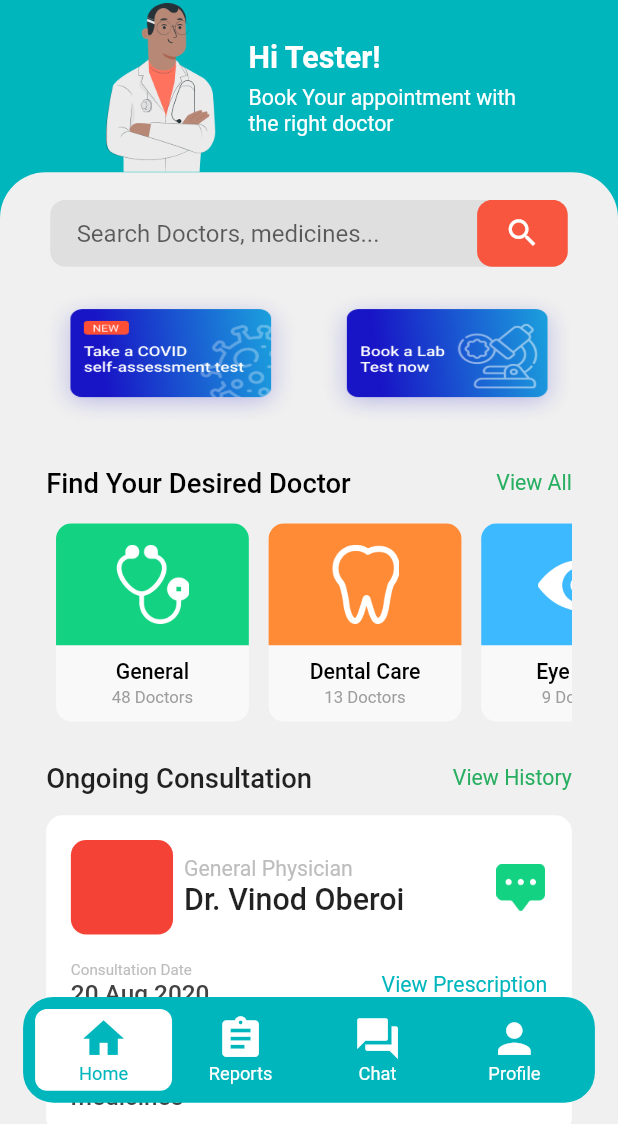
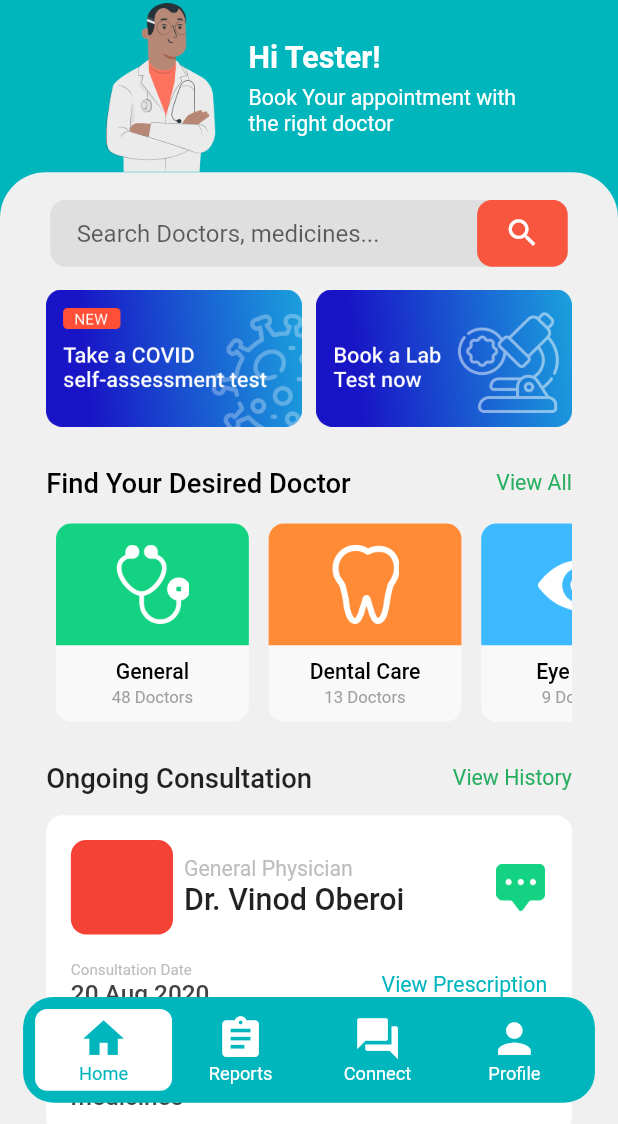
Before and after one commit to Chikitsak-Care/Frontend-Flutter, a Flutter app: the LandingHome screen opened directly, on a phone screen of 412 x 824 dp, the part 112-1236 px from its top. Run offline on Flutter 3.47's test engine with Material 2 defaults, Android fonts, the phone set to English and light mode, and no system bars; drawn by our look-alikes of floating_bottom_navigation_bar; our stand-ins replace email_validator, firebase_auth, firebase_core, flushbar, shared_preferences; accounts and stored records are empty; project files that could hold a hidden picture were left out.

Commit message:
connectTabImplemented

```diff
--- a/chikitsak/lib/screens/DashBoard/dashBoard.dart
+++ b/chikitsak/lib/screens/DashBoard/homeTab.dart
@@ -2,14 +2,14 @@
 import 'package:chikitsak/utilities/relativeSizing.dart';
 import 'package:flutter/material.dart';
 
-class DashBoard extends StatefulWidget {
-  DashBoard({@required this.uid});
+class HomeTab extends StatefulWidget {
+  HomeTab({@required this.uid});
   final String uid;
   @override
-  _DashBoardState createState() => _DashBoardState();
+  _HomeTabState createState() => _HomeTabState();
 }
 
-class _DashBoardState extends State<DashBoard> {
+class _HomeTabState extends State<HomeTab> {
   @override
   Widget build(BuildContext context) {
     return _buildDashboardBody();
@@ -216,6 +216,7 @@
                         fontWeight: FontWeight.w500,
                         color: Colors.grey[800]),
                   ),
+                  SizedBox(height: height(context, 3)),
                   Text(
                     distance,
                     style: TextStyle(
@@ -313,8 +314,10 @@
                   borderRadius:
                       BorderRadius.all(Radius.circular(height(context, 10)))),
             ),
-            Container(
-              width: width(context, 190),
+            Padding(
+              padding: EdgeInsets.only(left: width(context, 14.0)),
+              child: Container(
+                width: width(context, 180),
                 child: Column(
                   crossAxisAlignment: CrossAxisAlignment.start,
                   mainAxisAlignment: MainAxisAlignment.center,
@@ -322,8 +325,10 @@
                     Text(
                       doctorCategory,
                       style: TextStyle(
-                        fontSize: height(context, 12), color: Colors.grey[400]),
+                          fontSize: height(context, 12),
+                          color: Colors.grey[400]),
                     ),
+                    SizedBox(height: height(context, 3)),
                     Text(
                       "Dr. " + doctorName,
                       style: TextStyle(
@@ -332,6 +337,7 @@
                           color: Colors.grey[800]),
                     )
                   ],
+                ),
               ),
             ),
             Column(
@@ -704,7 +710,7 @@
                 ),
               ),
             ),
-            child: Image.asset('assets/COVID.png', fit: BoxFit.fill),
+            child: Image.asset('assets/COVID (2).png', fit: BoxFit.fill),
           ),
           Container(
             height: height(context, 90),
@@ -717,7 +723,7 @@
                 ),
               ),
             ),
-            child: Image.asset('assets/Book Test.png', fit: BoxFit.fill),
+            child: Image.asset('assets/Book Test (2).png', fit: BoxFit.fill),
           ),
         ],
       ),
--- a/chikitsak/lib/screens/Landing Page/landingPage.dart
+++ b/chikitsak/lib/screens/Landing Page/landingPage.dart
@@ -1,4 +1,7 @@
-import 'package:chikitsak/screens/DashBoard/dashBoard.dart';
+import 'package:chikitsak/screens/DashBoard/chatTab.dart';
+import 'package:chikitsak/screens/DashBoard/homeTab.dart';
+import 'package:chikitsak/screens/DashBoard/profileTab.dart';
+import 'package:chikitsak/screens/DashBoard/reportsTab.dart';
 import 'package:chikitsak/utilities/constants.dart';
 import 'package:chikitsak/utilities/functions.dart';
 import 'package:chikitsak/utilities/relativeSizing.dart';
@@ -26,7 +29,7 @@
     return Scaffold(
       backgroundColor: uiBlue,
       extendBody: true,
-      body: DashBoard(uid: widget.uid),
+      body: _buildDashBoardScreen(currentDashBoardTab),
       bottomNavigationBar: FloatingNavbar(
         borderRadius: height(context, 20),
         margin: EdgeInsets.symmetric(
@@ -39,7 +42,7 @@
         items: [
           FloatingNavbarItem(icon: Icons.home, title: 'Home'),
           FloatingNavbarItem(icon: Icons.assignment, title: 'Reports'),
-          FloatingNavbarItem(icon: Icons.forum, title: 'Chat'),
+          FloatingNavbarItem(icon: Icons.forum, title: 'Connect'),
           FloatingNavbarItem(icon: Icons.person, title: 'Profile'),
         ],
         currentIndex: currentDashBoardTab.index,
@@ -64,13 +67,33 @@
               this.setState(() {
                 currentDashBoardTab = DashBoardTab.profile;
               });
-              signOut(context);
+
               break;
           }
         },
       ),
     );
   }
+
+  Widget _buildDashBoardScreen(DashBoardTab currentDashBoardTab) {
+    switch (currentDashBoardTab) {
+      case DashBoardTab.home:
+        return HomeTab(uid: widget.uid);
+        break;
+      case DashBoardTab.report:
+        return ReportTab(uid: widget.uid);
+        break;
+      case DashBoardTab.chat:
+        return ChatTab(uid: widget.uid);
+        break;
+      case DashBoardTab.profile:
+        return ProfileTab(uid: widget.uid);
+        break;
+      default:
+        return HomeTab(uid: widget.uid);
+        break;
+    }
+  }
 }
 
 enum DashBoardTab { home, report, chat, profile }
--- a/chikitsak/lib/screens/onBoarding/onBoarding.dart
+++ b/chikitsak/lib/screens/onBoarding/onBoarding.dart
@@ -31,7 +31,7 @@
         backgroundColor: Colors.white,
         body: SafeArea(
           child: Column(
-            mainAxisAlignment: MainAxisAlignment.start,
+            mainAxisAlignment: MainAxisAlignment.center,
             crossAxisAlignment: CrossAxisAlignment.center,
             children: [
               SizedBox(
```
Also changed, not shown: chikitsak/lib/screens/DashBoard/chatTab.dart (added, +351 -0 lines), chikitsak/lib/screens/DashBoard/profileTab.dart (added, +29 -0 lines), chikitsak/lib/screens/DashBoard/reportsTab.dart (added, +15 -0 lines), chikitsak/assets/Book Test (2).png (added), chikitsak/assets/Book Test.png (deleted), chikitsak/assets/COVID (2).png (added), chikitsak/assets/COVID.png (deleted), chikitsak/assets/Rectangle 23 (1).png (added), chikitsak/assets/Rectangle 23 (2).png (added), chikitsak/assets/Rectangle 23 (3).png (added), chikitsak/assets/Rectangle 23.png (added). Lines whose indentation alone changed are shown as unchanged.
